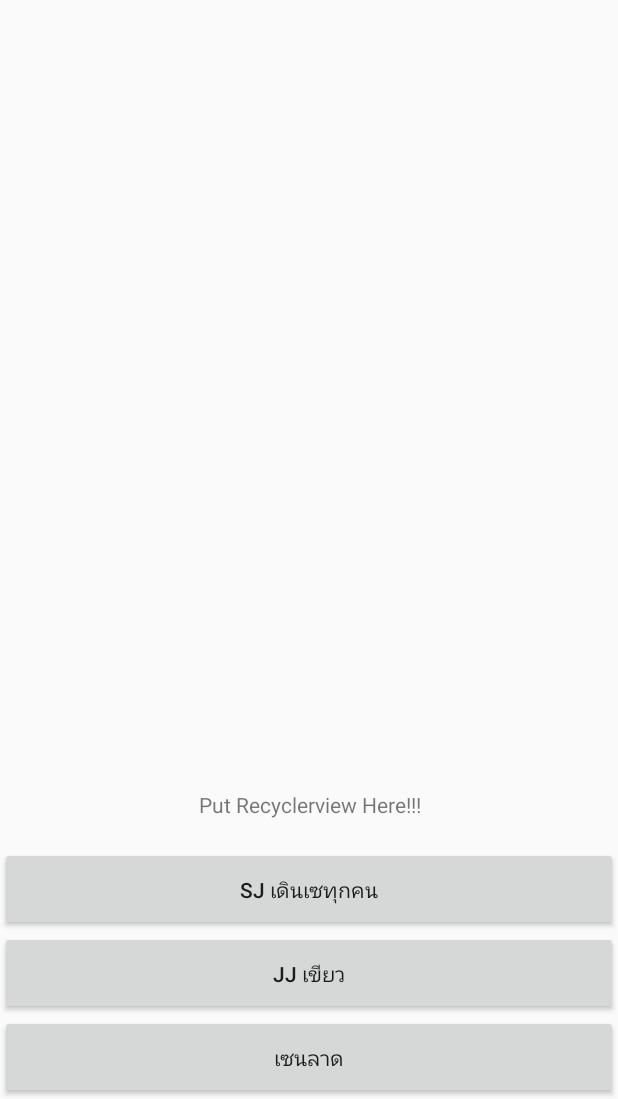
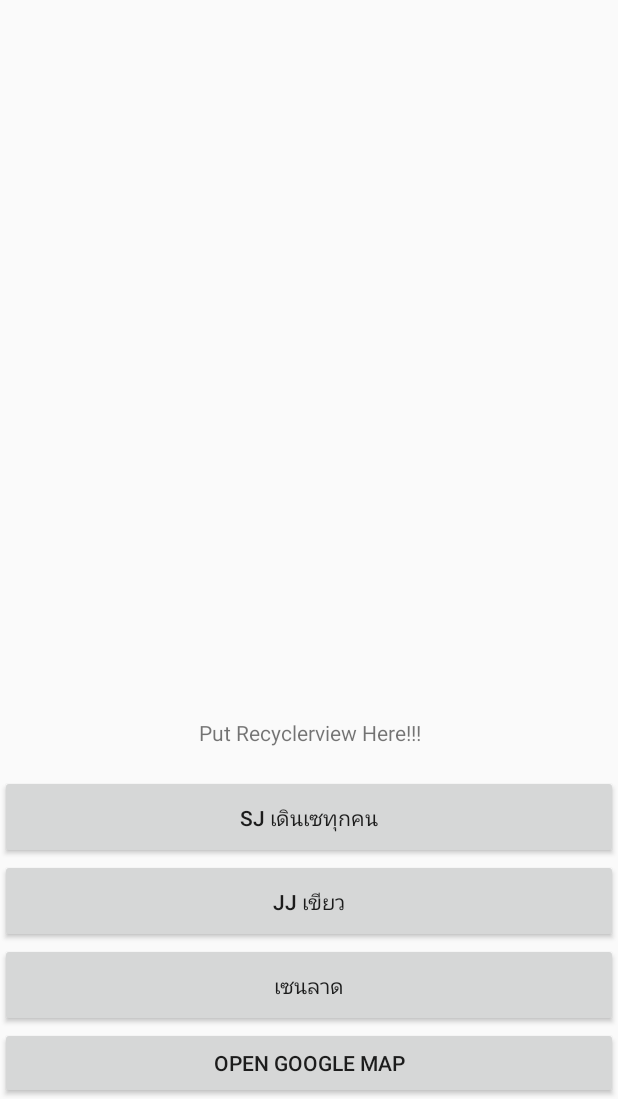
Before and after one commit to mosnuplak/MapProject, an Android app: the screen it shows after launch (MapsActivity), after a tap on "เซนลาด", on a phone screen of 412 x 824 dp, the part 137-1236 px from its top. Run offline under Robolectric (Android 15) with nearby library versions, the phone set to English and light mode, and no system bars; 1 statement that could not run was skipped.

```diff
--- a/app/src/main/java/com/mosnanaja/mapproject/MapsActivity.kt
+++ b/app/src/main/java/com/mosnanaja/mapproject/MapsActivity.kt
@@ -1,31 +1,45 @@
 package com.mosnanaja.mapproject
 
+import android.content.Intent
+import android.net.Uri
+import android.os.Bundle
 import android.support.v7.app.AppCompatActivity
-import android.os.Bundle
 import android.view.View
 import android.widget.Toast
-
 import com.google.android.gms.maps.CameraUpdateFactory
 import com.google.android.gms.maps.GoogleMap
 import com.google.android.gms.maps.OnMapReadyCallback
 import com.google.android.gms.maps.SupportMapFragment
+import com.google.android.gms.maps.model.CameraPosition
 import com.google.android.gms.maps.model.LatLng
 import com.google.android.gms.maps.model.MarkerOptions
 import kotlinx.android.synthetic.main.activity_maps.*
-import com.google.android.gms.maps.model.CameraPosition
-
+import java.lang.NullPointerException
 
 
 class MapsActivity : AppCompatActivity(), OnMapReadyCallback,View.OnClickListener {
     override fun onClick(v: View?) {
-        when(v){
-            btnJJ -> {moveToPlaceTarget(13.805194, 100.551894,"เจเจกรีน"); Toast.makeText(this,"put move to JJ Here!!!",Toast.LENGTH_LONG).show()}
-            btnSJ -> {moveToPlaceTarget(13.809275, 100.559083, "ตึกนี้แหละ"); Toast.makeText(this,"put move to SJ Here!!!",Toast.LENGTH_LONG).show()}
-            btnSent -> {moveToPlaceTarget(13.815813, 100.560972,"เซนลาด"); Toast.makeText(this,"put move to Sent Here!!!",Toast.LENGTH_LONG).show()}
+        when (v) {
+            btnJJ -> {
+                moveToPlaceTarget(13.805194, 100.551894, "เจเจกรีน"); Toast.makeText(this, "put move to JJ Here!!!", Toast.LENGTH_LONG).show()
+            }
+            btnSJ -> {
+                moveToPlaceTarget(13.809275, 100.559083, "ตึกนี้แหละ"); Toast.makeText(this, "put move to SJ Here!!!", Toast.LENGTH_LONG).show()
+            }
+            btnSent -> {
+                moveToPlaceTarget(13.815813, 100.560972, "เซนลาด"); Toast.makeText(this, "put move to Sent Here!!!", Toast.LENGTH_LONG).show()
+            }
+            btn_goTo_maps -> {
+                val gmmIntentUri = Uri.parse("geo:13.809243,100.5589972 ?q= SJinfinityone")
+                val mapIntent = Intent(Intent.ACTION_VIEW, gmmIntentUri)
+                mapIntent.`package` = "com.google.android.apps.maps"
+                startApp(mapIntent)
+//            startActivity(mapIntent);}
+            }
         }
     }
 
-    private fun moveToPlaceTarget(Lat: Double, Lng: Double , namePlace: String) {
+    private fun moveToPlaceTarget(Lat: Double, Lng: Double, namePlace: String) {
         val place = LatLng(Lat, Lng)
         val cameraPosition = CameraPosition.Builder()
                 .target(place)      // Sets the center of the map to Mountain View
@@ -53,6 +67,7 @@ class MapsActivity : AppCompatActivity(), OnMapReadyCallback,View.OnClickListene
         btnJJ.setOnClickListener(this)
         btnSJ.setOnClickListener(this)
         btnSent.setOnClickListener(this)
+        btn_goTo_maps.setOnClickListener(this)
     }
 
     /**
@@ -72,4 +87,16 @@ class MapsActivity : AppCompatActivity(), OnMapReadyCallback,View.OnClickListene
         mMap.addMarker(MarkerOptions().position(sydney).title("Marker in Sydney"))
         mMap.moveCamera(CameraUpdateFactory.newLatLng(sydney))
     }
+
+    fun startApp(mapIntent: Intent) {
+        try {
+//            var intent = packageManager.getLaunchIntentForPackage(mapIntent.toString())
+//            intent!!.addCategory(Intent.CATEGORY_LAUNCHER)
+            startActivity(mapIntent)
+        } catch (e: NullPointerException) {
+            val intent = Intent(Intent.ACTION_VIEW)
+            intent.data = Uri.parse("market://details?id=" + mapIntent)
+            startActivity(intent)
+        }
+    }
 }
--- a/app/src/main/res/layout/activity_maps.xml
+++ b/app/src/main/res/layout/activity_maps.xml
@@ -38,6 +38,11 @@
             android:text="เซนลาด"
             android:layout_width="match_parent"
             android:layout_height="56dp" />
+        <Button
+            android:id="@+id/btn_goTo_maps"
+            android:layout_width="match_parent"
+            android:layout_height="wrap_content"
+            android:text="Open Google Map" />
     </LinearLayout>
 
 </LinearLayout>
```
